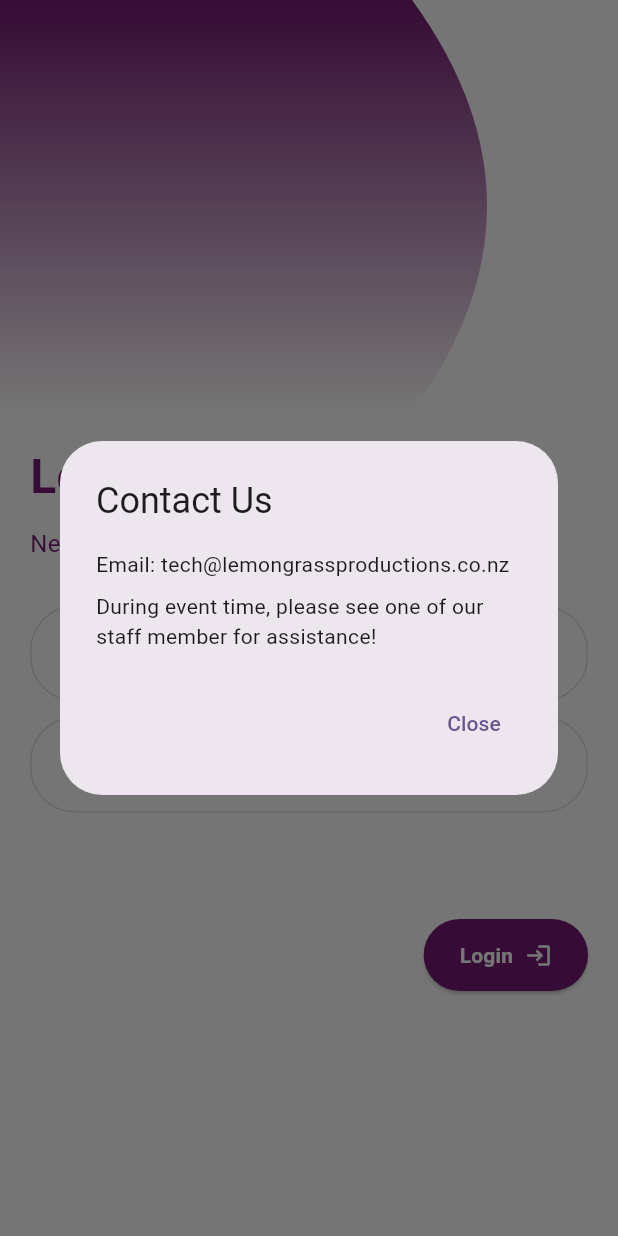
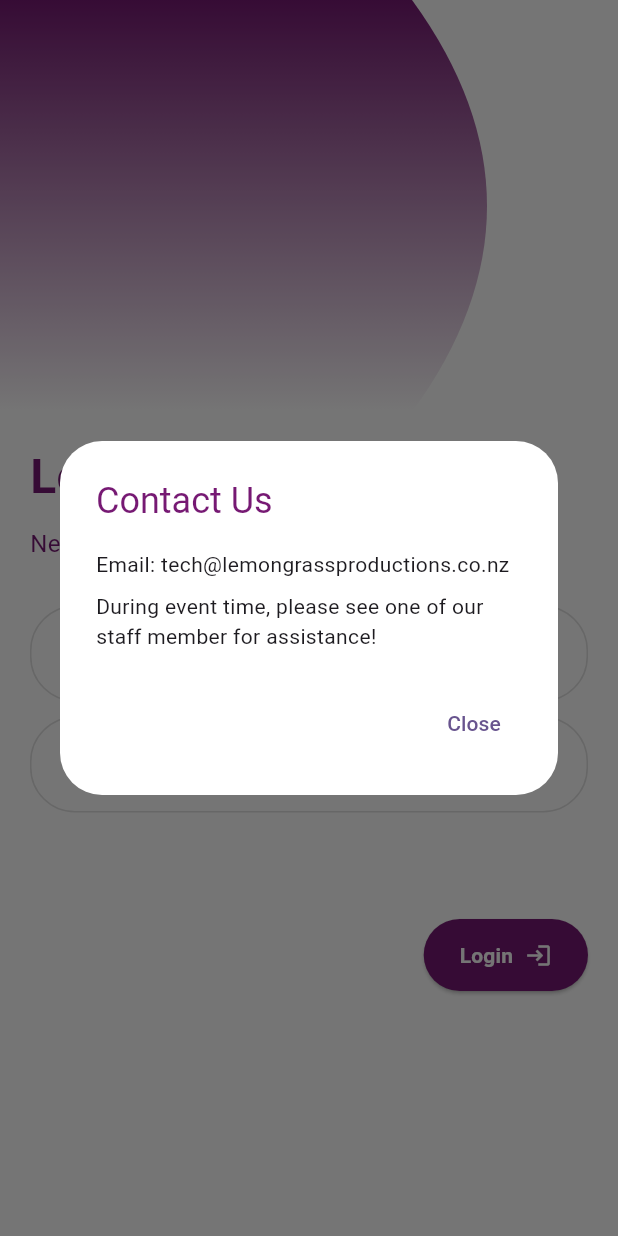
Before and after one commit to Nghia-PD/Winetopia-App, a Flutter app: the screen it shows after launch, after a tap on "Contact us", on a phone screen of 412 x 824 dp. Run offline on Flutter 3.47's test engine with Material 3 defaults, Android fonts, the light colour scheme and no system bars; our stand-ins replace cloud_firestore, firebase_auth, firebase_core, flutter_spinkit, qr_flutter; accounts and stored records are empty.

Commit message:
Change theme to Winetopia color code

```diff
--- a/lib/screens/authentication/login.dart
+++ b/lib/screens/authentication/login.dart
@@ -18,6 +18,93 @@ class _LoginScreenState extends State<LoginScreen> {
 
   final TextEditingController _controllerEmail = TextEditingController();
   final TextEditingController _controllerPassword = TextEditingController();
+
+  Widget _myClip(double width, double height) {
+    return ClipPath(
+      clipper: BottomWaveClipper(),
+      child: Container(
+        height: height,
+        width: width,
+        decoration: BoxDecoration(
+          gradient: LinearGradient(
+            colors: [Setting().winetopiaBrightPurple, Colors.white],
+            begin: Alignment.topCenter,
+            end: Alignment.bottomCenter,
+          ),
+        ),
+      ),
+    );
+  }
+
+  Widget _loginText() {
+    return Text(
+      "Login",
+      textAlign: TextAlign.left,
+      style: TextStyle(
+        fontSize: 32,
+        color: Setting().winetopiaBrightPurple,
+        fontWeight: FontWeight.bold,
+      ),
+    );
+  }
+
+  Widget _contactUsDialog() {
+    return AlertDialog(
+      title: Text(
+        "Contact Us",
+        style: TextStyle(color: Setting().winetopiaBrightPurple),
+      ),
+      backgroundColor: Colors.white,
+      content: Column(
+        mainAxisSize: MainAxisSize.min,
+        crossAxisAlignment: CrossAxisAlignment.start,
+        children: [
+          Text("Email: tech@lemongrassproductions.co.nz"),
+          SizedBox(height: 8),
+          Text(
+            "During event time, please see one of our staff member for assistance!",
+          ),
+        ],
+      ),
+      actions: [
+        TextButton(
+          child: Text("Close"),
+          onPressed: () => Navigator.of(context).pop(),
+        ),
+      ],
+    );
+  }
+
+  Widget _contactUs() {
+    return Row(
+      children: [
+        Text(
+          "Need help? ",
+          textAlign: TextAlign.left,
+          style: TextStyle(
+            fontSize: 16,
+            color: Setting().winetopiaBrightPurple,
+          ),
+        ),
+        GestureDetector(
+          onTap:
+              () => showDialog(
+                context: context,
+                builder: (_) => _contactUsDialog(),
+              ),
+          child: Text(
+            "Contact us",
+            textAlign: TextAlign.left,
+            style: TextStyle(
+              fontSize: 16,
+              color: Setting().winetopiaBrightPurple,
+              decoration: TextDecoration.underline,
+            ),
+          ),
+        ),
+      ],
+    );
+  }
 
   Widget _entryField(
     String title,
@@ -98,86 +185,6 @@ class _LoginScreenState extends State<LoginScreen> {
     );
   }
 
-  Widget _loginText() {
-    return Text(
-      "Login",
-      textAlign: TextAlign.left,
-      style: TextStyle(
-        fontSize: 32,
-        color: Setting().winetopiaBrightPurple,
-        fontWeight: FontWeight.bold,
-      ),
-    );
-  }
-
-  Widget _contactUs() {
-    return Row(
-      children: [
-        Text(
-          "Need help? ",
-          textAlign: TextAlign.left,
-          style: TextStyle(
-            fontSize: 16,
-            color: Setting().winetopiaBrightPurple,
-          ),
-        ),
-        GestureDetector(
-          onTap:
-              () => showDialog(
-                context: context,
-                builder:
-                    (_) => AlertDialog(
-                      title: Text("Contact Us"),
-                      content: Column(
-                        mainAxisSize: MainAxisSize.min,
-                        crossAxisAlignment: CrossAxisAlignment.start,
-                        children: [
-                          Text("Email: tech@lemongrassproductions.co.nz"),
-                          SizedBox(height: 8),
-                          Text(
-                            "During event time, please see one of our staff member for assistance!",
-                          ),
-                        ],
-                      ),
-                      actions: [
-                        TextButton(
-                          child: Text("Close"),
-                          onPressed: () => Navigator.of(context).pop(),
-                        ),
-                      ],
-                    ),
-              ),
-          child: Text(
-            "Contact us",
-            textAlign: TextAlign.left,
-            style: TextStyle(
-              fontSize: 16,
-              color: Setting().winetopiaBrightPurple,
-              decoration: TextDecoration.underline,
-            ),
-          ),
-        ),
-      ],
-    );
-  }
-
-  Widget _myClip(double width, double height) {
-    return ClipPath(
-      clipper: BottomWaveClipper(),
-      child: Container(
-        height: height,
-        width: width,
-        decoration: BoxDecoration(
-          gradient: LinearGradient(
-            colors: [Setting().winetopiaBrightPurple, Colors.white],
-            begin: Alignment.topCenter,
-            end: Alignment.bottomCenter,
-          ),
-        ),
-      ),
-    );
-  }
-
   @override
   Widget build(BuildContext context) {
     return loading
@@ -185,13 +192,6 @@ class _LoginScreenState extends State<LoginScreen> {
         : Scaffold(
           backgroundColor: Colors.white,
           body: Container(
-            // decoration: BoxDecoration(
-            //   gradient: LinearGradient(
-            //     begin: Alignment.topCenter,
-            //     end: Alignment.bottomCenter,
-            //     colors: [Setting().winetopiaBrightPurple, Colors.white],
-            //   ),
-            // ),
             padding: EdgeInsets.all(0),
             child: SingleChildScrollView(
               reverse: true,
--- a/lib/screens/home/index.dart
+++ b/lib/screens/home/index.dart
@@ -2,6 +2,7 @@ import 'package:flutter/material.dart';
 import 'package:winetopia_app/screens/home/event_info.dart';
 import 'package:winetopia_app/screens/home/home_content.dart';
 import 'package:winetopia_app/screens/home/profile.dart';
+import 'package:winetopia_app/shares/setting.dart';
 
 class Index extends StatefulWidget {
   const Index({super.key});
@@ -17,7 +18,7 @@ class _IndexState extends State<Index> {
   @override
   Widget build(BuildContext context) {
     return Scaffold(
-      appBar: AppBar(title: Text("Winetopia 2025")),
+      appBar: AppBar(title: Text("")),
       body: _screens[_currentIndex],
       bottomNavigationBar: NavigationBar(
         onDestinationSelected: (int index) {
@@ -25,7 +26,7 @@ class _IndexState extends State<Index> {
             _currentIndex = index;
           });
         },
-        indicatorColor: Colors.purpleAccent,
+        indicatorColor: Setting().winetopiaRose,
         selectedIndex: _currentIndex,
         destinations: const [
           NavigationDestination(icon: Icon(Icons.home), label: "Home"),
--- a/lib/screens/home/profile.dart
+++ b/lib/screens/home/profile.dart
@@ -3,6 +3,7 @@ import 'package:firebase_auth/firebase_auth.dart';
 import 'package:flutter/material.dart';
 import 'package:winetopia_app/services/firebase_authentication_functions.dart';
 import 'package:qr_flutter/qr_flutter.dart';
+import 'package:winetopia_app/shares/loading.dart';
 
 class Profile extends StatelessWidget {
   Profile({super.key});
@@ -39,12 +40,12 @@ class Profile extends StatelessWidget {
     return StreamBuilder<DocumentSnapshot>(
       stream:
           FirebaseFirestore.instance
-              .collection("Users")
+              .collection("Attendees")
               .doc(user.uid)
               .snapshots(),
       builder: (context, snapshot) {
         if (!snapshot.hasData) {
-          return CircularProgressIndicator();
+          return Loading();
         }
         final userData = snapshot.data!.data() as Map<String, dynamic>;
 
--- a/lib/services/firebase_authentication_functions.dart
+++ b/lib/services/firebase_authentication_functions.dart
@@ -26,7 +26,7 @@ class Auth {
     try {
       await _firebaseAuth.signOut();
     } on FirebaseAuthException catch (e) {
-      print(e);
+      print(e.toString());
     }
   }
 }
--- a/lib/services/firebase_firestore.dart
+++ b/lib/services/firebase_firestore.dart
@@ -15,7 +15,10 @@ class Db {
 
     try {
       DocumentSnapshot<Map<String, dynamic>> doc =
-          await FirebaseFirestore.instance.collection('Users').doc(uid).get();
+          await FirebaseFirestore.instance
+              .collection('Attendees')
+              .doc(uid)
+              .get();
 
       return doc;
     } catch (e) {
--- a/lib/shares/loading.dart
+++ b/lib/shares/loading.dart
@@ -1,5 +1,6 @@
 import 'package:flutter/material.dart';
 import 'package:flutter_spinkit/flutter_spinkit.dart';
+import 'package:winetopia_app/shares/setting.dart';
 
 class Loading extends StatelessWidget {
   const Loading({super.key});
@@ -10,7 +11,7 @@ class Loading extends StatelessWidget {
       color: Colors.white,
       child: Center(
         child: SpinKitChasingDots(
-          color: Color.fromRGBO(139, 99, 218, 0.7),
+          color: Setting().winetopiaBrightPurple,
           size: 50.0,
         ),
       ),
--- a/lib/shares/setting.dart
+++ b/lib/shares/setting.dart
@@ -6,4 +6,6 @@ class Setting {
   Color winetopiaMidNight = Color.fromRGBO(41, 38, 99, 1);
   Color winetopiaDustyBlue = Color.fromRGBO(58, 202, 226, 0.5);
   Color winetopiaTurquoise = Color.fromRGBO(0, 222, 195, 0.5);
+
+  double yPaddingInHome = 20;
 }
```
Also changed, not shown: lib/screens/home/home_content.dart (+72 -8 lines), lib/shares/widgets.dart (added, +15 -0 lines).
